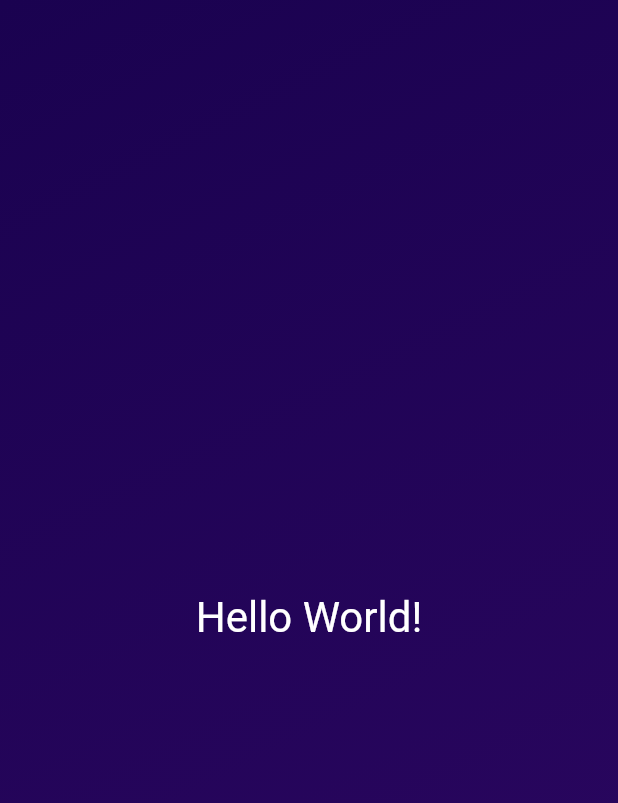
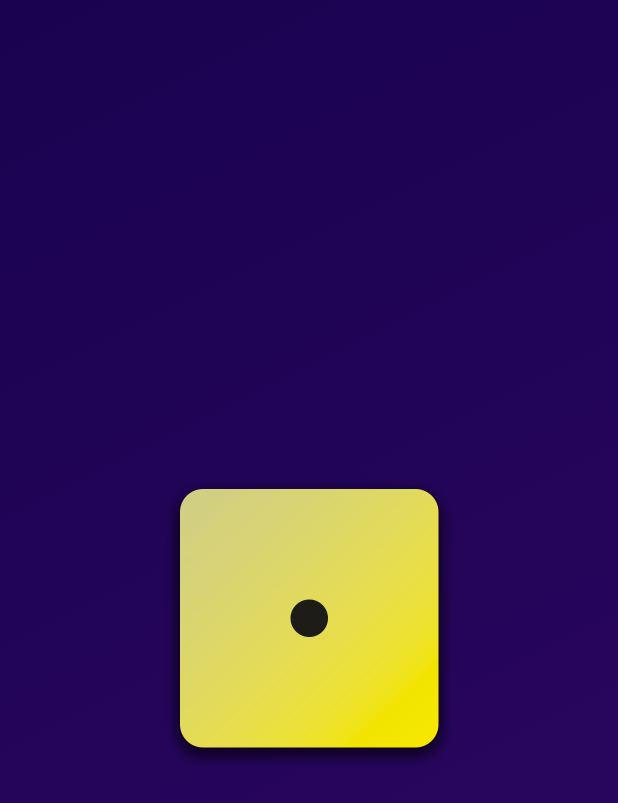
Before and after one commit to Mohammad-Harkous/Flutter-Training, a Flutter app: the screen it shows after launch, on a phone screen of 412 x 824 dp. Shown: the top 803 px of the screen. Run offline on Flutter 3.47's test engine with Material 2 defaults, Android fonts, the phone set to English and light mode, and no system bars.

```diff
--- a/roll_dice/lib/gradient_container.dart
+++ b/roll_dice/lib/gradient_container.dart
@@ -1,10 +1,8 @@
 import 'package:flutter/material.dart';
 
-import 'package:roll_dice/styled_text.dart';
 
 const startAlignment = Alignment.topLeft;
 const endAlignment = Alignment.bottomRight;
-
 
 class GradientContainer extends StatelessWidget {
   const GradientContainer(this.colors, {super.key});
@@ -14,15 +12,18 @@ class GradientContainer extends StatelessWidget {
   @override
   Widget build(context) {
     return Container(
-      decoration:  BoxDecoration(
+      decoration: BoxDecoration(
         gradient: LinearGradient(
           colors: colors,
           begin: startAlignment,
           end: endAlignment,
         ),
       ),
-      child: const Center(
-        child: StyledText('Hello World!'),
+      child: Center(
+        child: Image.asset(
+          'assets/images/dice-1.png',
+          width: 200,
+        ),
       ),
     );
   }
```
Also changed, not shown: roll_dice/pubspec.yaml (+7 -3 lines), roll_dice/assets/images/dice-1.png (added), roll_dice/assets/images/dice-2.png (added), roll_dice/assets/images/dice-3.png (added), roll_dice/assets/images/dice-4.png (added), roll_dice/assets/images/dice-5.png (added), roll_dice/assets/images/dice-6.png (added).
